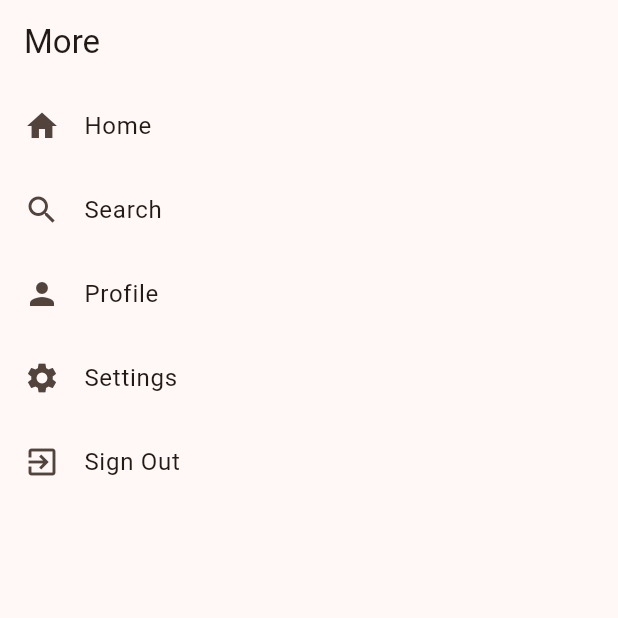
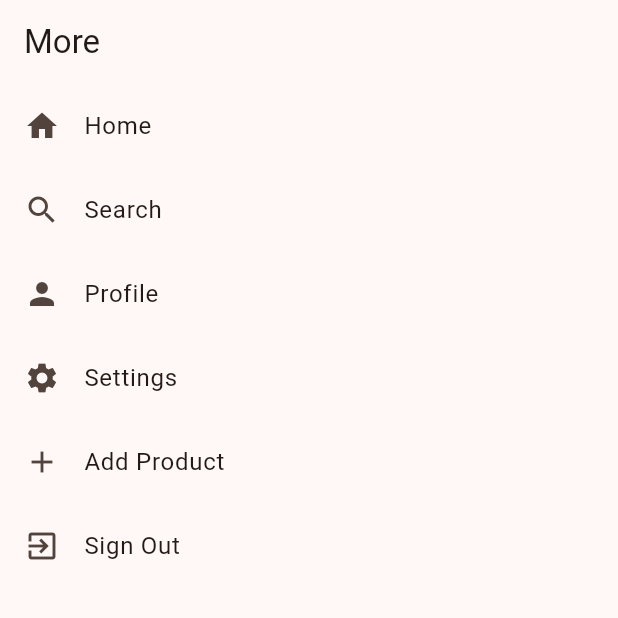
Before and after one commit to Q00R/bite-express, a Flutter app: the MorePage screen opened directly, on a phone screen of 412 x 824 dp, the top half of it. Run offline on Flutter 3.47's test engine with Material 3 defaults, Android fonts, the phone set to English and light mode, and no system bars; our stand-ins replace carousel_slider, flutter_rating_bar, image_picker; missing offline and left inert: animation_search_bar, side_sheet; network calls fail.

Commit message:
Update MorePage.dart

```diff
--- a/biteexpress/lib/pages/MorePage.dart
+++ b/biteexpress/lib/pages/MorePage.dart
@@ -1,4 +1,5 @@
 import 'package:flutter/material.dart';
+import 'addProduct.dart'; // Import the AddProductPage
 
 class MorePage extends StatelessWidget {
   @override
@@ -38,6 +39,16 @@ class MorePage extends StatelessWidget {
             },
           ),
           _buildNavigationItem(
+            text: 'Add Product', // Button to navigate to AddProductPage
+            icon: Icons.add,
+            onTap: () {
+              Navigator.push(
+                context,
+                MaterialPageRoute(builder: (context) => AddProduct()),
+              );
+            },
+          ),
+          _buildNavigationItem(
             text: 'Sign Out',
             icon: Icons.exit_to_app,
             onTap: () {
```
